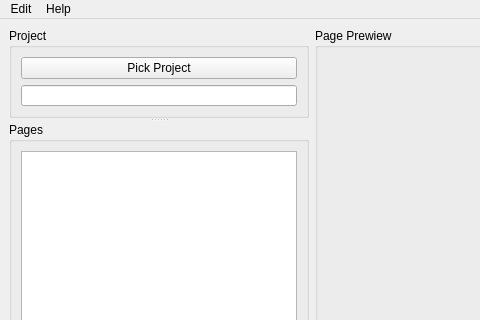
First picture: the form in assembler/ui/ui_assembler_main.ui, repository kiryha/CIS575, before the edit; both pictures show x 0 to 480 and y 0 to 320 of the 925 by 892 pixel window.
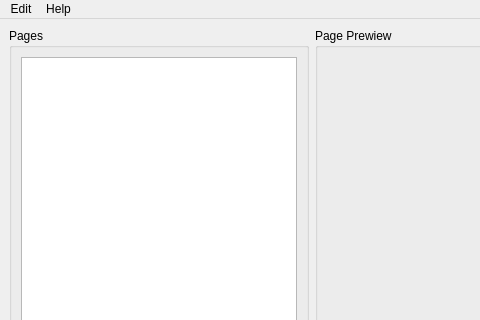
Second picture: the form after the edit.

What changed in the file:
```diff
--- a/assembler/ui/ui_assembler_main.ui
+++ b/assembler/ui/ui_assembler_main.ui
@@ -20,34 +20,6 @@
       <property name="orientation">
        <enum>Qt::Vertical</enum>
       </property>
-      <widget class="QGroupBox" name="groupBox_2">
-       <property name="maximumSize">
-        <size>
-         <width>16777215</width>
-         <height>90</height>
-        </size>
-       </property>
-       <property name="title">
-        <string>Project</string>
-       </property>
-       <layout class="QVBoxLayout" name="verticalLayout_4">
-        <item>
-         <widget class="QSplitter" name="splitter_3">
-          <property name="orientation">
-           <enum>Qt::Horizontal</enum>
-          </property>
-          <widget class="QPushButton" name="btnPickProject">
-           <property name="text">
-            <string>Pick Project</string>
-           </property>
-          </widget>
-         </widget>
-        </item>
-        <item>
-         <widget class="QLineEdit" name="linProject"/>
-        </item>
-       </layout>
-      </widget>
       <widget class="QGroupBox" name="groupBox_3">
        <property name="minimumSize">
         <size>
```
